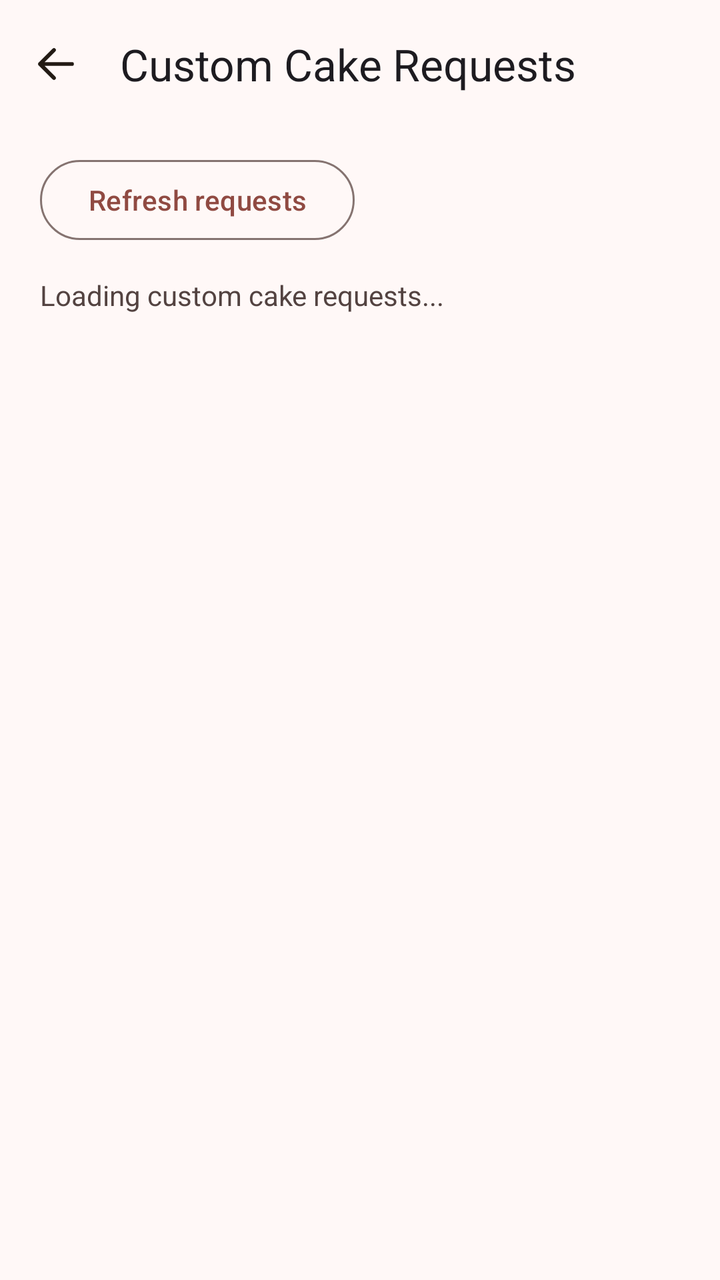
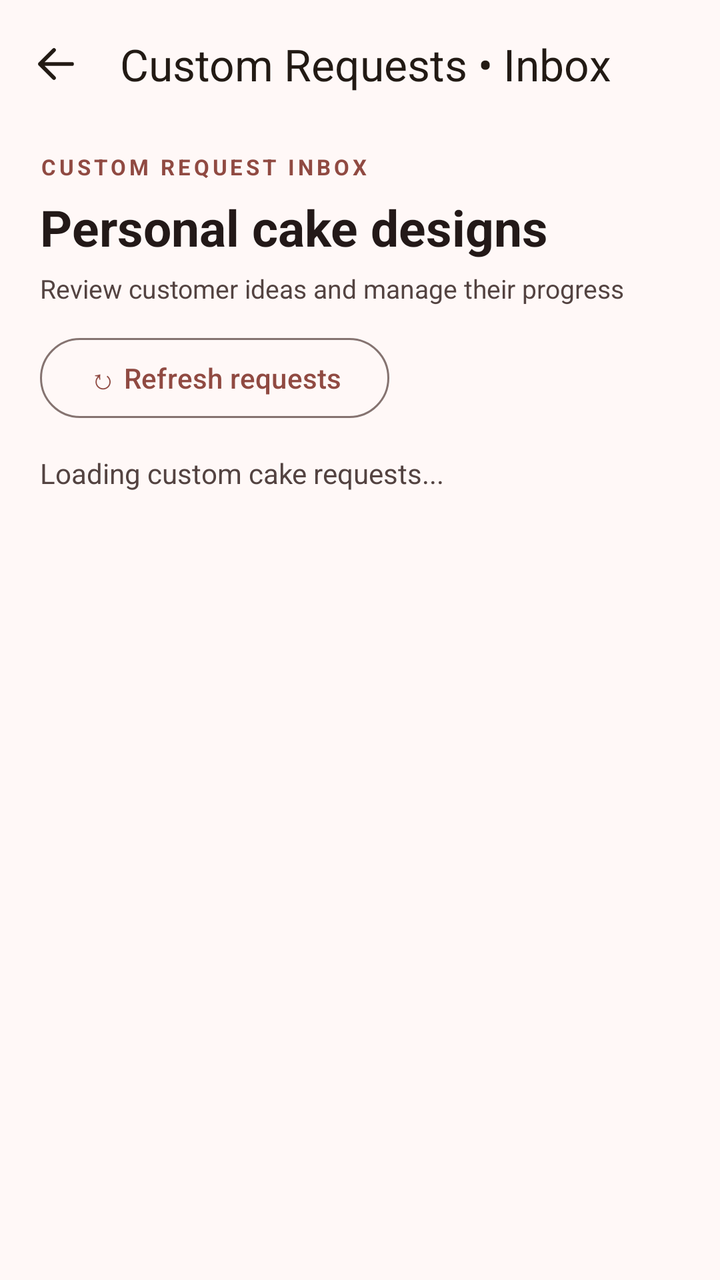

An Android layout rendered at two revisions. The XML below is the earlier revision; the diff shows what the commit changed to produce the second picture.
<!-- AndroidManifest.xml: application theme Theme.ButterQueen -->
<!-- res/layout/activity_admin_custom_cake_requests.xml -->
<?xml version="1.0" encoding="utf-8"?>
<LinearLayout xmlns:android="http://schemas.android.com/apk/res/android"
    xmlns:app="http://schemas.android.com/apk/res-auto"
    android:id="@+id/adminCustomRequestsRoot"
    android:layout_width="match_parent"
    android:layout_height="match_parent"
    android:background="@color/md_theme_background"
    android:orientation="vertical">

    <com.google.android.material.appbar.MaterialToolbar
        android:id="@+id/adminCustomRequestsBack"
        android:layout_width="match_parent"
        android:layout_height="?attr/actionBarSize"
        app:navigationIcon="@drawable/ic_bq_back"
        app:navigationIconTint="@color/md_theme_onSurface"
        app:title="Custom Cake Requests" />

    <com.google.android.material.button.MaterialButton
        android:id="@+id/adminCustomRequestsRefresh"
        style="@style/Widget.Material3.Button.OutlinedButton"
        android:layout_width="wrap_content"
        android:layout_height="wrap_content"
        android:layout_marginStart="20dp"
        android:layout_marginTop="12dp"
        android:layout_marginBottom="6dp"
        android:text="Refresh requests"
        android:textAllCaps="false" />

    <TextView
        android:id="@+id/adminCustomRequestsStatus"
        android:layout_width="match_parent"
        android:layout_height="wrap_content"
        android:paddingStart="20dp"
        android:paddingEnd="20dp"
        android:paddingTop="8dp"
        android:paddingBottom="12dp"
        android:text="Loading custom cake requests..."
        android:textColor="@color/md_theme_onSurfaceVariant"
        android:textSize="14sp" />

    <androidx.core.widget.NestedScrollView
        android:layout_width="match_parent"
        android:layout_height="0dp"
        android:layout_weight="1"
        android:fillViewport="true">

        <LinearLayout
            android:id="@+id/adminCustomRequestsRows"
            android:layout_width="match_parent"
            android:layout_height="wrap_content"
            android:orientation="vertical"
            android:paddingStart="20dp"
            android:paddingEnd="20dp"
            android:paddingBottom="20dp" />
    </androidx.core.widget.NestedScrollView>
</LinearLayout>
<!-- resources referenced by this layout -->
<resources>
  <color name="md_theme_background">#FFF8F7</color>
  <color name="md_theme_onSurface">#221A14</color>
  <color name="md_theme_onSurfaceVariant">#534341</color>
  <!-- drawable ic_bq_back (drawable) -->
  <vector xmlns:android="http://schemas.android.com/apk/res/android"
      android:width="24dp" android:height="24dp"
      android:viewportWidth="24" android:viewportHeight="24">
      <path android:fillColor="@android:color/transparent"
          android:strokeColor="#FF000000" android:strokeWidth="1.9"
          android:strokeLineCap="round" android:strokeLineJoin="round"
          android:pathData="M20,12 H4 M11,5 L4,12 11,19" />
  </vector>
  <color name="md_theme_primary">#904A42</color>
  <color name="md_theme_onPrimary">#FFFFFF</color>
  <color name="md_theme_primaryContainer">#FFDAD5</color>
  <color name="md_theme_onPrimaryContainer">#73342D</color>
  <color name="md_theme_secondary">#775652</color>
  <color name="md_theme_onSecondary">#FFFFFF</color>
  <color name="md_theme_secondaryContainer">#FFDAD5</color>
  <color name="md_theme_onSecondaryContainer">#5D3F3B</color>
  <color name="md_theme_tertiary">#835415</color>
  <color name="md_theme_onTertiary">#FFFFFF</color>
  <color name="md_theme_tertiaryContainer">#FFDDBA</color>
  <color name="md_theme_onTertiaryContainer">#673D00</color>
  <color name="md_theme_error">#BA1A1A</color>
  <color name="md_theme_onError">#FFFFFF</color>
  <color name="md_theme_errorContainer">#FFDAD6</color>
  <color name="md_theme_onErrorContainer">#93000A</color>
  <color name="md_theme_onBackground">#231918</color>
  <color name="md_theme_surface">#FFF8F5</color>
  <color name="md_theme_surfaceVariant">#F5DDDA</color>
  <color name="md_theme_outline">#857370</color>
  <color name="md_theme_outlineVariant">#D8C2BF</color>
  <!-- unchanged entries left out for length: 1 -->
</resources>

<!-- the commit's change to res/layout/activity_admin_custom_cake_requests.xml (unified diff, before → after) -->
@@ -13,8 +13,39 @@
         android:layout_height="?attr/actionBarSize"
         app:navigationIcon="@drawable/ic_bq_back"
         app:navigationIconTint="@color/md_theme_onSurface"
-        app:title="Custom Cake Requests" />
+        app:title="Custom Requests • Inbox"
+        app:titleTextColor="@color/md_theme_onSurface" />
 
+    <TextView
+        android:layout_width="match_parent"
+        android:layout_height="wrap_content"
+        android:layout_marginTop="12dp"
+        android:paddingStart="20dp"
+        android:paddingEnd="20dp"
+        android:text="CUSTOM REQUEST INBOX"
+        android:textColor="@color/md_theme_primary"
+        android:textSize="11sp"
+        android:letterSpacing="0.15"
+        android:textStyle="bold" />
+    <TextView
+        android:layout_width="match_parent"
+        android:layout_height="wrap_content"
+        android:paddingStart="20dp"
+        android:paddingEnd="20dp"
+        android:layout_marginTop="6dp"
+        android:text="Personal cake designs"
+        android:textColor="@color/md_theme_onBackground"
+        android:textSize="25sp"
+        android:textStyle="bold" />
+    <TextView
+        android:layout_width="match_parent"
+        android:layout_height="wrap_content"
+        android:paddingStart="20dp"
+        android:paddingEnd="20dp"
+        android:layout_marginTop="5dp"
+        android:text="Review customer ideas and manage their progress"
+        android:textSize="13sp"
+        android:textColor="@color/md_theme_onSurfaceVariant" />
     <com.google.android.material.button.MaterialButton
         android:id="@+id/adminCustomRequestsRefresh"
         style="@style/Widget.Material3.Button.OutlinedButton"
@@ -23,7 +54,7 @@
         android:layout_marginStart="20dp"
         android:layout_marginTop="12dp"
         android:layout_marginBottom="6dp"
-        android:text="Refresh requests"
+        android:text="↻ Refresh requests"
         android:textAllCaps="false" />
 
     <TextView
